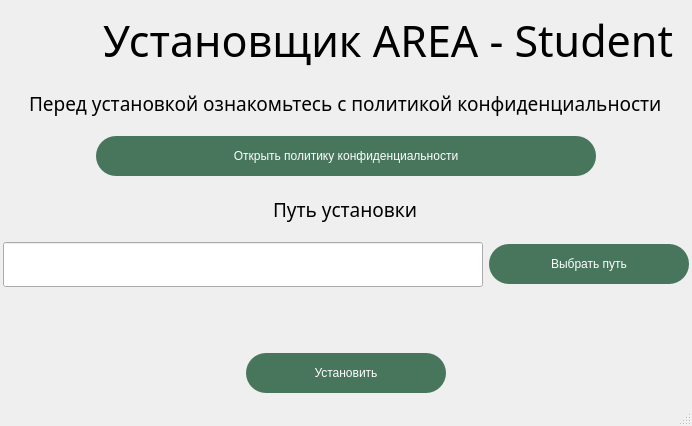
AREA-team/Student-Setup, file ui.ui: the form before one commit.
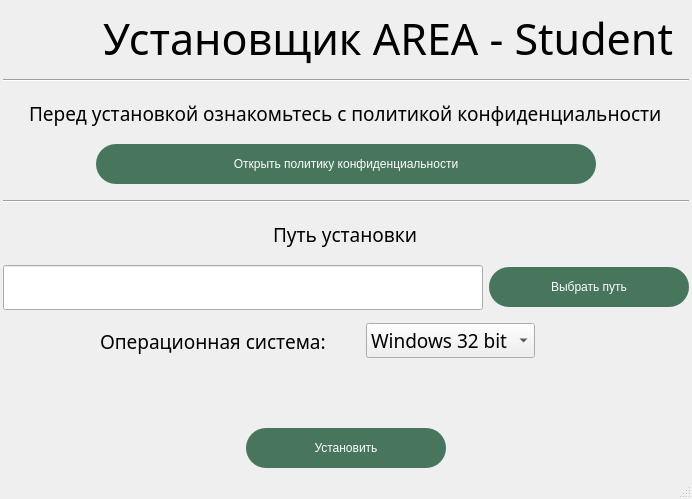
The form after the commit. Icons and pictures are not drawn.

```diff
--- a/ui.ui
+++ b/ui.ui
@@ -7,7 +7,7 @@
     <x>0</x>
     <y>0</y>
     <width>692</width>
-    <height>426</height>
+    <height>499</height>
    </rect>
   </property>
   <property name="windowTitle">
@@ -81,6 +81,29 @@
       </item>
      </layout>
     </item>
+    <item>
+     <spacer name="verticalSpacer_2">
+      <property name="orientation">
+       <enum>Qt::Vertical</enum>
+      </property>
+      <property name="sizeType">
+       <enum>QSizePolicy::Fixed</enum>
+      </property>
+      <property name="sizeHint" stdset="0">
+       <size>
+        <width>20</width>
+        <height>5</height>
+       </size>
+      </property>
+     </spacer>
+    </item>
+    <item>
+     <widget class="Line" name="line_2">
+      <property name="orientation">
+       <enum>Qt::Horizontal</enum>
+      </property>
+     </widget>
+    </item>
     <item alignment="Qt::AlignHCenter">
      <widget class="QLabel" name="label_2">
       <property name="sizePolicy">
@@ -138,6 +161,29 @@
       </property>
      </widget>
     </item>
+    <item>
+     <spacer name="verticalSpacer">
+      <property name="orientation">
+       <enum>Qt::Vertical</enum>
+      </property>
+      <property name="sizeType">
+       <enum>QSizePolicy::Fixed</enum>
+      </property>
+      <property name="sizeHint" stdset="0">
+       <size>
+        <width>20</width>
+        <height>10</height>
+       </size>
+      </property>
+     </spacer>
+    </item>
+    <item>
+     <widget class="Line" name="line">
+      <property name="orientation">
+       <enum>Qt::Horizontal</enum>
+      </property>
+     </widget>
+    </item>
     <item alignment="Qt::AlignHCenter">
      <widget class="QLabel" name="label_3">
       <property name="sizePolicy">
@@ -226,6 +272,73 @@
       </item>
      </layout>
     </item>
+    <item>
+     <layout class="QHBoxLayout" name="horizontalLayout_4">
+      <item alignment="Qt::AlignRight">
+       <widget class="QLabel" name="label_4">
+        <property name="sizePolicy">
+         <sizepolicy hsizetype="Preferred" vsizetype="Fixed">
+          <horstretch>0</horstretch>
+          <verstretch>0</verstretch>
+         </sizepolicy>
+        </property>
+        <property name="minimumSize">
+         <size>
+          <width>0</width>
+          <height>50</height>
+         </size>
+        </property>
+        <property name="font">
+         <font>
+          <family>IBM Plex Sans</family>
+          <pointsize>14</pointsize>
+          <weight>50</weight>
+          <bold>false</bold>
+         </font>
+        </property>
+        <property name="text">
+         <string>Операционная система:</string>
+        </property>
+       </widget>
+      </item>
+      <item>
+       <spacer name="horizontalSpacer">
+        <property name="orientation">
+         <enum>Qt::Horizontal</enum>
+        </property>
+        <property name="sizeType">
+         <enum>QSizePolicy::Fixed</enum>
+        </property>
+        <property name="sizeHint" stdset="0">
+         <size>
+          <width>40</width>
+          <height>20</height>
+         </size>
+        </property>
+       </spacer>
+      </item>
+      <item alignment="Qt::AlignLeft">
+       <widget class="QComboBox" name="system">
+        <property name="font">
+         <font>
+          <family>IBM Plex Sans</family>
+          <pointsize>14</pointsize>
+         </font>
+        </property>
+        <item>
+         <property name="text">
+          <string>Windows 32 bit</string>
+         </property>
+        </item>
+        <item>
+         <property name="text">
+          <string>Windows 64 bit</string>
+         </property>
+        </item>
+       </widget>
+      </item>
+     </layout>
+    </item>
     <item>
      <widget class="QLabel" name="state_name">
       <property name="sizePolicy">
```
